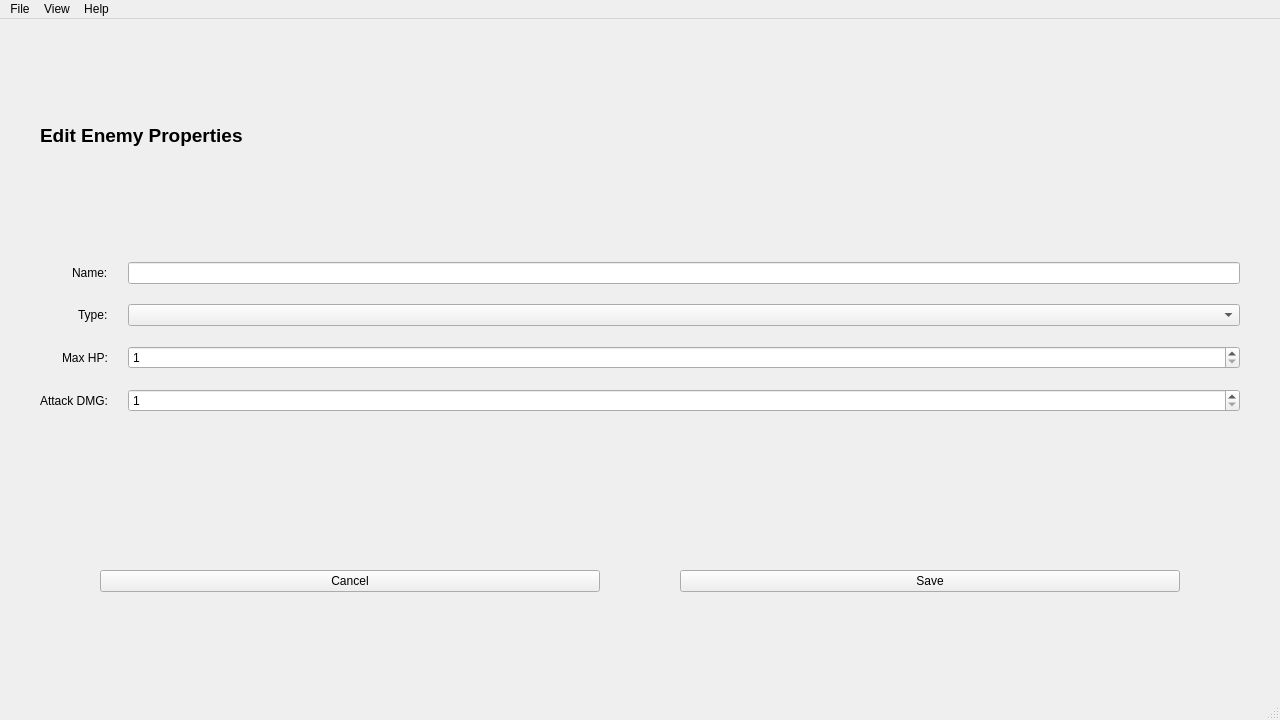
The window that UI_Layouts/editEnemyForm.ui (20dj-kws-sdd/tbrpggepp) describes before a commit, drawn with Qt 5.
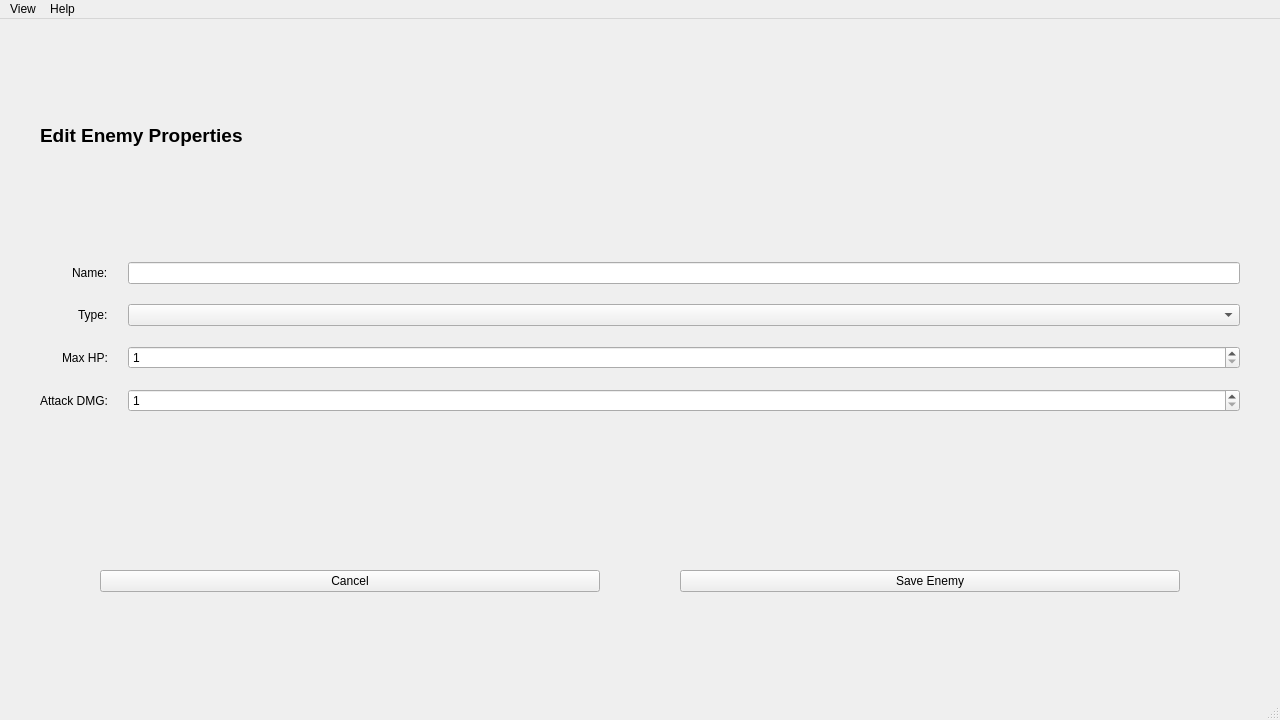
The same window after the commit.

```diff
--- a/UI_Layouts/editEnemyForm.ui
+++ b/UI_Layouts/editEnemyForm.ui
@@ -139,7 +139,7 @@
            </size>
           </property>
           <property name="text">
-           <string>Save</string>
+           <string>Save Enemy</string>
           </property>
          </widget>
         </item>
@@ -158,14 +158,7 @@
      <height>30</height>
     </rect>
    </property>
-   <widget class="QMenu" name="menufile">
-    <property name="title">
-     <string>File</string>
-    </property>
-    <addaction name="actionOpen_FIle"/>
-    <addaction name="actionExit"/>
-   </widget>
-   <widget class="QMenu" name="menuedit">
+   <widget class="QMenu" name="menuView">
     <property name="title">
      <string>View</string>
     </property>
@@ -175,8 +168,7 @@
      <string>Help</string>
     </property>
    </widget>
-   <addaction name="menufile"/>
-   <addaction name="menuedit"/>
+   <addaction name="menuView"/>
    <addaction name="menuHelp"/>
   </widget>
   <widget class="QStatusBar" name="statusbar"/>
```
Left out of the diff: 10 changed lines with no effect on the pictures.
